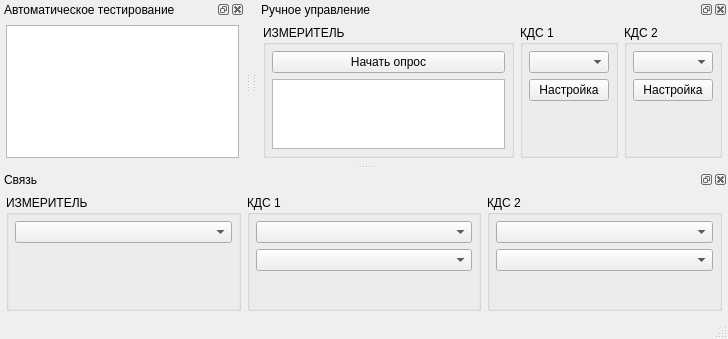
Above: mainwindow.ui from XRay3D/AmkTester before the change. Below: the same form after it.
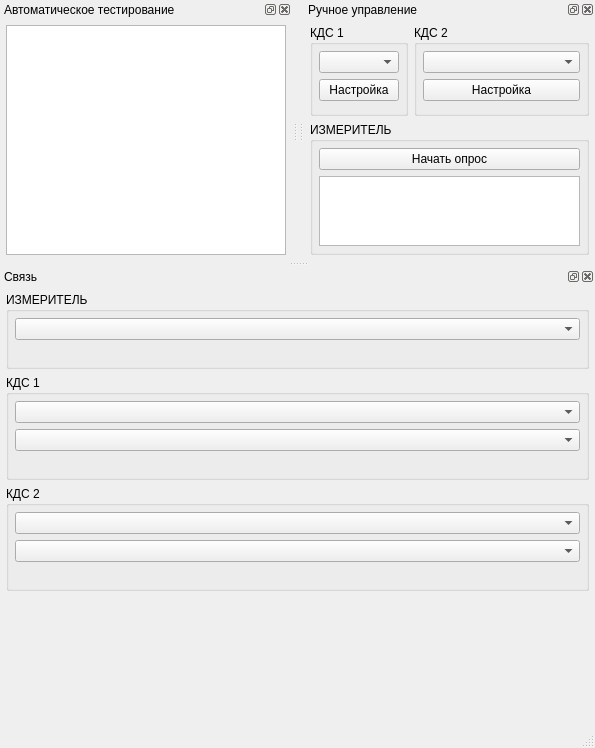
That is the form after the change. Custom widgets are drawn as their Qt base class.

Diff of the .ui file:
```diff
--- a/mainwindow.ui
+++ b/mainwindow.ui
@@ -6,8 +6,8 @@
    <rect>
     <x>0</x>
     <y>0</y>
-    <width>728</width>
-    <height>339</height>
+    <width>595</width>
+    <height>748</height>
    </rect>
   </property>
   <property name="windowTitle">
@@ -52,7 +52,7 @@
     <number>2</number>
    </attribute>
    <widget class="QWidget" name="dockWidgetContents">
-    <layout class="QHBoxLayout" name="horizontalLayout" stretch="1,0,0">
+    <layout class="QGridLayout" name="gridLayout_2">
      <property name="leftMargin">
       <number>6</number>
      </property>
@@ -65,41 +65,7 @@
      <property name="bottomMargin">
       <number>6</number>
      </property>
-     <item>
-      <widget class="QGroupBox" name="gbxTest">
-       <property name="title">
-        <string>ИЗМЕРИТЕЛЬ</string>
-       </property>
-       <layout class="QVBoxLayout" name="verticalLayout" stretch="0,0">
-        <property name="leftMargin">
-         <number>6</number>
-        </property>
-        <property name="topMargin">
-         <number>6</number>
-        </property>
-        <property name="rightMargin">
-         <number>6</number>
-        </property>
-        <property name="bottomMargin">
-         <number>6</number>
-        </property>
-        <item>
-         <widget class="QPushButton" name="pbMeasure">
-          <property name="text">
-           <string>Начать опрос</string>
-          </property>
-          <property name="checkable">
-           <bool>true</bool>
-          </property>
-         </widget>
-        </item>
-        <item>
-         <widget class="ResistanceView" name="tvPins"/>
-        </item>
-       </layout>
-      </widget>
-     </item>
-     <item>
+     <item row="0" column="0">
       <widget class="QGroupBox" name="gbxKds1">
        <property name="sizePolicy">
         <sizepolicy hsizetype="Maximum" vsizetype="Preferred">
@@ -139,7 +105,41 @@
        </layout>
       </widget>
      </item>
-     <item>
+     <item row="1" column="0" colspan="2">
+      <widget class="QGroupBox" name="gbxTest">
+       <property name="title">
+        <string>ИЗМЕРИТЕЛЬ</string>
+       </property>
+       <layout class="QVBoxLayout" name="verticalLayout" stretch="0,0">
+        <property name="leftMargin">
+         <number>6</number>
+        </property>
+        <property name="topMargin">
+         <number>6</number>
+        </property>
+        <property name="rightMargin">
+         <number>6</number>
+        </property>
+        <property name="bottomMargin">
+         <number>6</number>
+        </property>
+        <item>
+         <widget class="QPushButton" name="pbMeasure">
+          <property name="text">
+           <string>Начать опрос</string>
+          </property>
+          <property name="checkable">
+           <bool>true</bool>
+          </property>
+         </widget>
+        </item>
+        <item>
+         <widget class="ResistanceView" name="tvPins"/>
+        </item>
+       </layout>
+      </widget>
+     </item>
+     <item row="0" column="1">
       <widget class="QGroupBox" name="gbxKds2">
        <property name="title">
         <string>КДС 2</string>
@@ -217,7 +217,7 @@
     <number>8</number>
    </attribute>
    <widget class="QWidget" name="dockWidgetContents_3">
-    <layout class="QHBoxLayout" name="horizontalLayout_2">
+    <layout class="QVBoxLayout" name="verticalLayout_4">
      <property name="leftMargin">
       <number>6</number>
      </property>
@@ -347,6 +347,19 @@
        </layout>
       </widget>
      </item>
+     <item>
+      <spacer name="verticalSpacer">
+       <property name="orientation">
+        <enum>Qt::Vertical</enum>
+       </property>
+       <property name="sizeHint" stdset="0">
+        <size>
+         <width>20</width>
+         <height>40</height>
+        </size>
+       </property>
+      </spacer>
+     </item>
     </layout>
    </widget>
   </widget>
```
Left out of the diff: 8 changed lines with no effect on the pictures.
